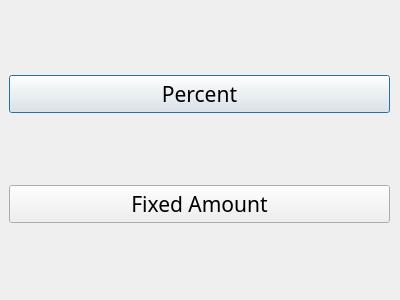
mudman266/pypos, file QTDesigner/discount_selection.ui: the form before one commit.
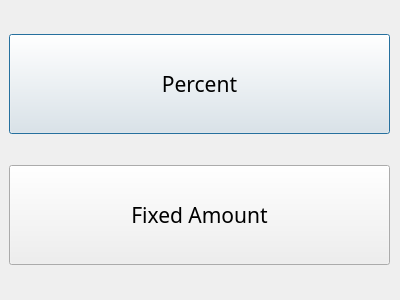
The form after the commit.

Commit message: Added the discount windows and linked their cancel buttons.

What changed in the file:
```diff
--- a/QTDesigner/discount_selection.ui
+++ b/QTDesigner/discount_selection.ui
@@ -25,6 +25,12 @@
    <layout class="QVBoxLayout" name="verticalLayout">
     <item>
      <widget class="QPushButton" name="btn_percent">
+      <property name="minimumSize">
+       <size>
+        <width>0</width>
+        <height>100</height>
+       </size>
+      </property>
       <property name="font">
        <font>
         <family>Book Antiqua</family>
@@ -38,6 +44,12 @@
     </item>
     <item>
      <widget class="QPushButton" name="btn_amount">
+      <property name="minimumSize">
+       <size>
+        <width>0</width>
+        <height>100</height>
+       </size>
+      </property>
       <property name="font">
        <font>
         <family>Book Antiqua</family>
```
The commit also changes 8 other files.
